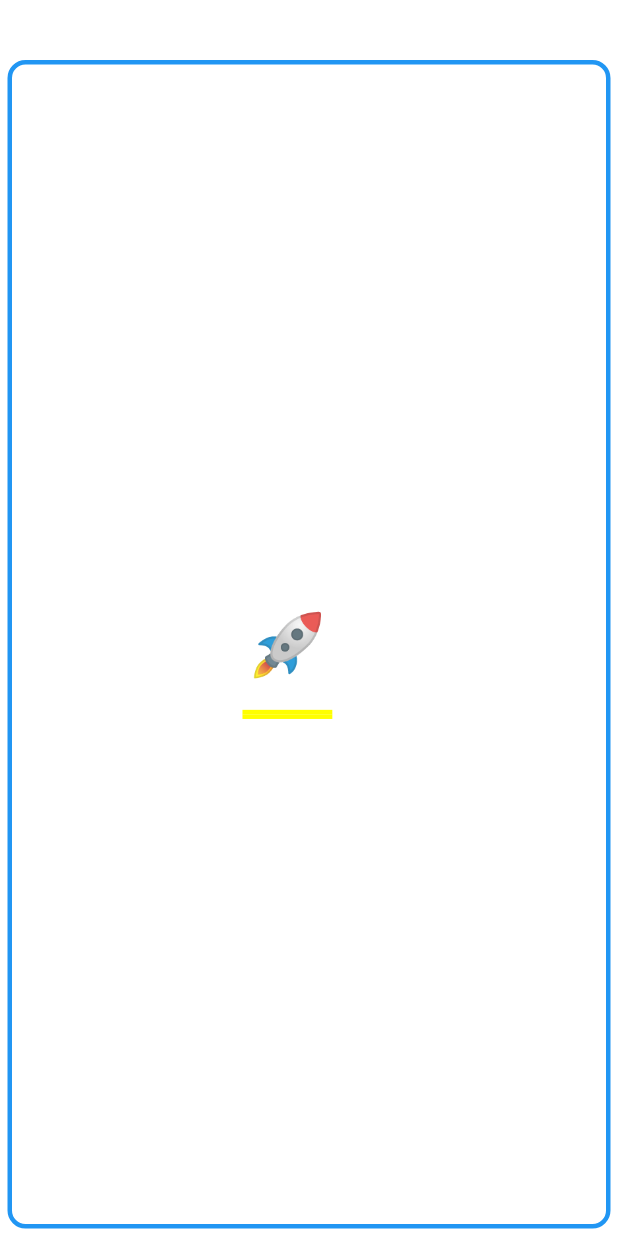
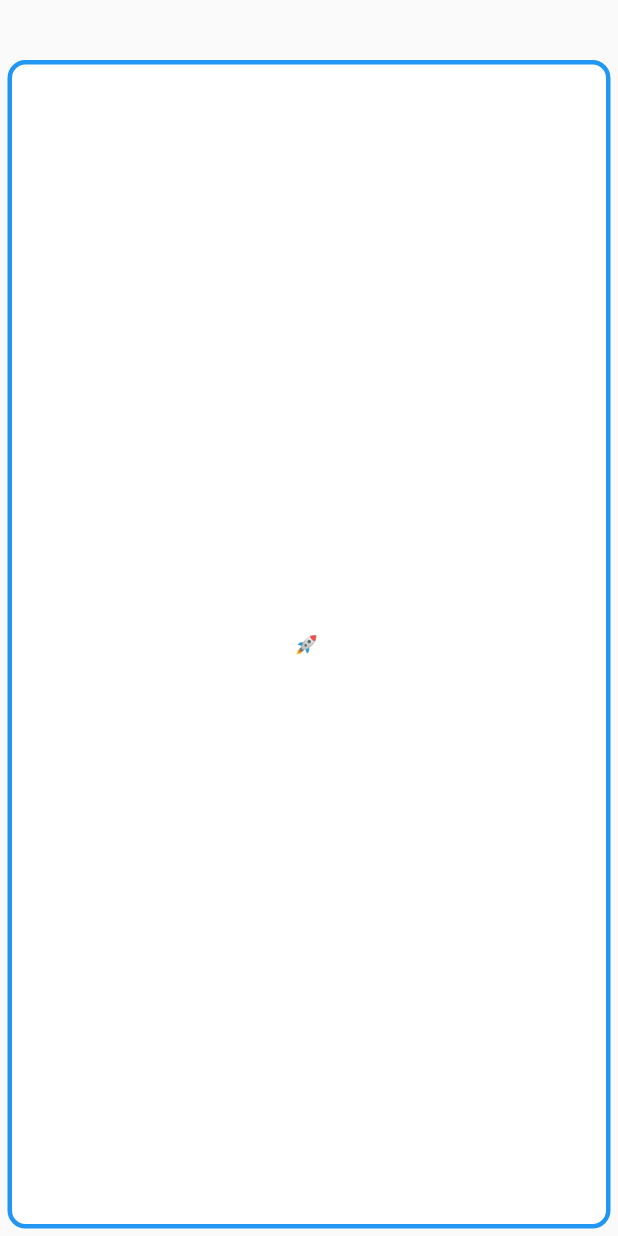
Before and after one commit to IDvan007/memorize, a Flutter app: the screen it shows after launch, on a phone screen of 412 x 824 dp. Run offline on Flutter 3.47's test engine with Material 2 defaults, Android fonts, the phone set to English and light mode, and no system bars.

Commit message:
task 3_2

```diff
--- a/lib/home_game.dart
+++ b/lib/home_game.dart
@@ -1,30 +1,25 @@
 import 'package:flutter/material.dart';
-
 
 class MyHomeGame extends StatelessWidget {
   const MyHomeGame({super.key});
 
-
   @override
   Widget build(BuildContext context) {
-    return
-      Padding(
-        padding: const  EdgeInsets.fromLTRB(5,40.0,5,5),
-        child:Container(
-          decoration: BoxDecoration(
-            // color: Colors.yellow,
-            border: Border.all(width: 3, color: Colors.blue),
-            borderRadius: BorderRadius.circular(12),
+    return Scaffold(
+      body: Center(
+        child: Padding(
+          padding: const EdgeInsets.fromLTRB(5,40,5,5,),
+          child: Container(
+            decoration: BoxDecoration(
+              color: Colors.white,
+              border: Border.all(width: 3, color: Colors.blue),
+              borderRadius: BorderRadius.circular(12),
+            ),
+            child: const Center(
+              child: Text('\u{1F680} '),
+            ),
           ),
-          /*child: const Icon(
-          Icons.rocket_launch_outlined,
-          color: Colors.green,
-          size: 64.0,
-        ),*/
-        child:const  Center(
-          child: Text('\u{1F680} '),
         ),
-          //Text('\u{1F680} '),
       ),
     );
   }
```
